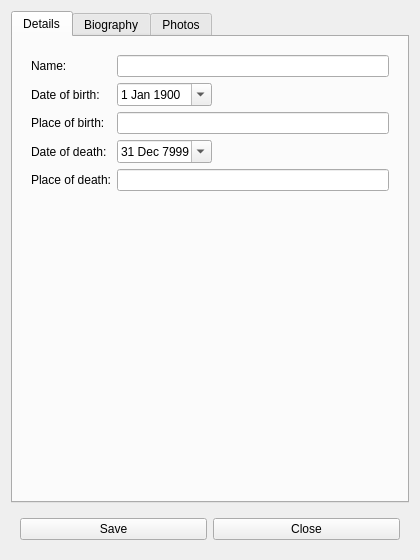
This is gui/dialogpersondetails.ui in martinvanzijl/genealogy-maker as Qt 5 draws it before an edit. The edited form follows.
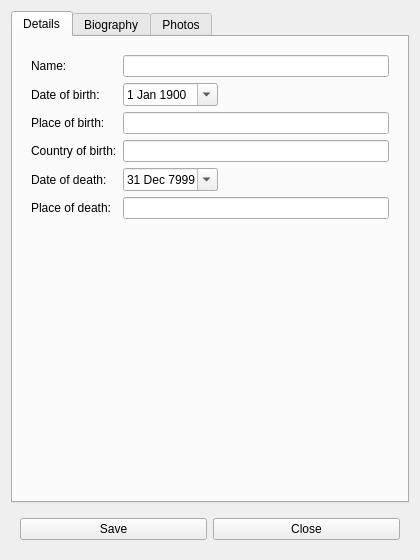
This is the edited form.

Commit message: Add "country of birth" field (Issue #29).

Diff of the .ui file:
```diff
--- a/gui/dialogpersondetails.ui
+++ b/gui/dialogpersondetails.ui
@@ -90,6 +90,13 @@
            <widget class="QLineEdit" name="lineEditPlaceOfBirth"/>
           </item>
           <item row="3" column="0">
+           <widget class="QLabel" name="labelCountryOfBirth">
+            <property name="text">
+             <string>Country of birth:</string>
+            </property>
+           </widget>
+          </item>
+          <item row="4" column="0">
            <widget class="QLabel" name="labelDateOfDeath">
             <property name="text">
              <string>Date of death:</string>
@@ -99,7 +106,7 @@
             </property>
            </widget>
           </item>
-          <item row="3" column="1">
+          <item row="4" column="1">
            <widget class="QDateEdit" name="dateEditDeath">
             <property name="calendarPopup">
              <bool>true</bool>
@@ -113,16 +120,19 @@
             </property>
            </widget>
           </item>
-          <item row="4" column="0">
+          <item row="5" column="0">
            <widget class="QLabel" name="labelPlaceOfDeath">
             <property name="text">
              <string>Place of death:</string>
             </property>
            </widget>
           </item>
-          <item row="4" column="1">
+          <item row="5" column="1">
            <widget class="QLineEdit" name="lineEditPlaceOfDeath"/>
           </item>
+          <item row="3" column="1">
+           <widget class="QLineEdit" name="lineEditCountryOfBirth"/>
+          </item>
          </layout>
         </widget>
        </item>
```
The commit also changes 4 other files.
